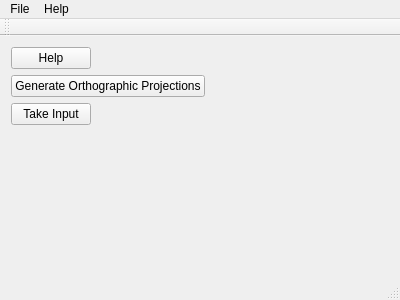
Above: Engg._Drawing_Visualization_n_Design/Source_Code/forms/mainwindow.ui from arpanmangal/COP-CAD before the change. Below: the same form after it.
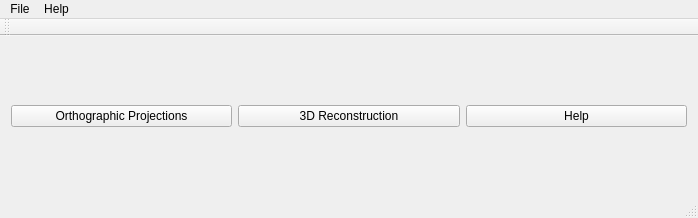
That is the form after the change.

Commit message: Integrated Main Window with Input Window

Diff of the .ui file:
```diff
--- a/Engg._Drawing_Visualization_n_Design/Source_Code/forms/mainwindow.ui
+++ b/Engg._Drawing_Visualization_n_Design/Source_Code/forms/mainwindow.ui
@@ -6,36 +6,36 @@
    <rect>
     <x>0</x>
     <y>0</y>
-    <width>400</width>
-    <height>300</height>
+    <width>698</width>
+    <height>218</height>
    </rect>
   </property>
   <property name="windowTitle">
    <string>MainWindow</string>
   </property>
   <widget class="QWidget" name="centralWidget">
-   <layout class="QFormLayout" name="formLayout">
-    <item row="0" column="0">
+   <layout class="QHBoxLayout" name="horizontalLayout">
+    <item>
+     <widget class="QPushButton" name="genOrthoProjec">
+      <property name="text">
+       <string>Orthographic Projections</string>
+      </property>
+     </widget>
+    </item>
+    <item>
+     <widget class="QPushButton" name="threeDReconstruction">
+      <property name="text">
+       <string>3D Reconstruction</string>
+      </property>
+     </widget>
+    </item>
+    <item>
      <widget class="QPushButton" name="help">
       <property name="text">
        <string>Help</string>
       </property>
      </widget>
     </item>
-    <item row="1" column="0">
-     <widget class="QPushButton" name="genOrthoProjec">
-      <property name="text">
-       <string>Generate Orthographic Projections</string>
-      </property>
-     </widget>
-    </item>
-    <item row="2" column="0">
-     <widget class="QPushButton" name="threeDInput">
-      <property name="text">
-       <string>Take Input</string>
-      </property>
-     </widget>
-    </item>
    </layout>
   </widget>
   <widget class="QMenuBar" name="menuBar">
@@ -43,7 +43,7 @@
     <rect>
      <x>0</x>
      <y>0</y>
-     <width>400</width>
+     <width>698</width>
      <height>22</height>
     </rect>
    </property>
```
The commit also changes 7 other files.
